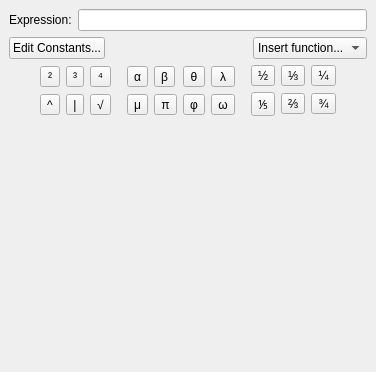
Qt form kmplot/equationeditor.ui (KDE/kmplot) before a commit.
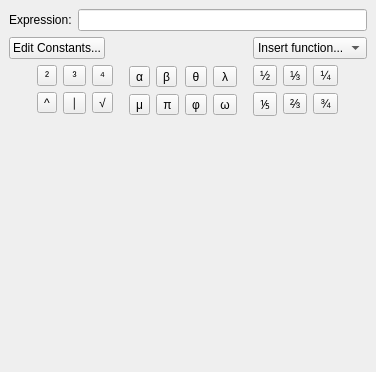
The same form after that commit. Custom widgets are drawn as their Qt base class.

Patch:
```diff
--- a/kmplot/equationeditor.ui
+++ b/kmplot/equationeditor.ui
@@ -180,7 +180,7 @@
           </sizepolicy>
          </property>
          <property name="text" >
-          <string>|</string>
+          <string>∣</string>
          </property>
         </widget>
        </item>
```
